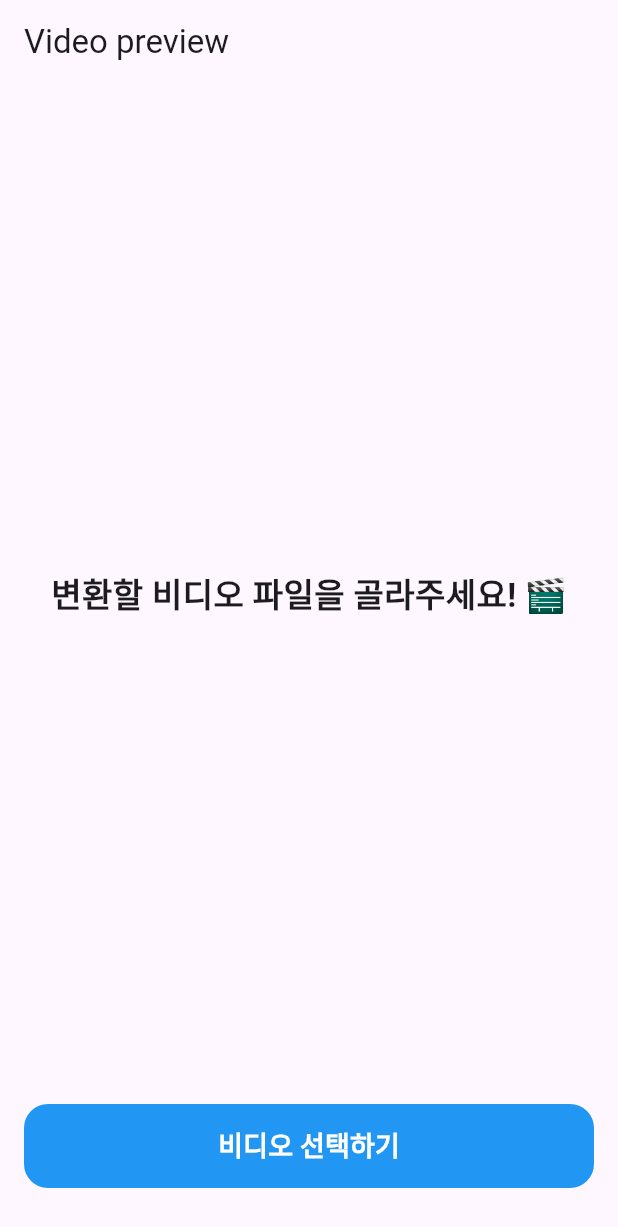
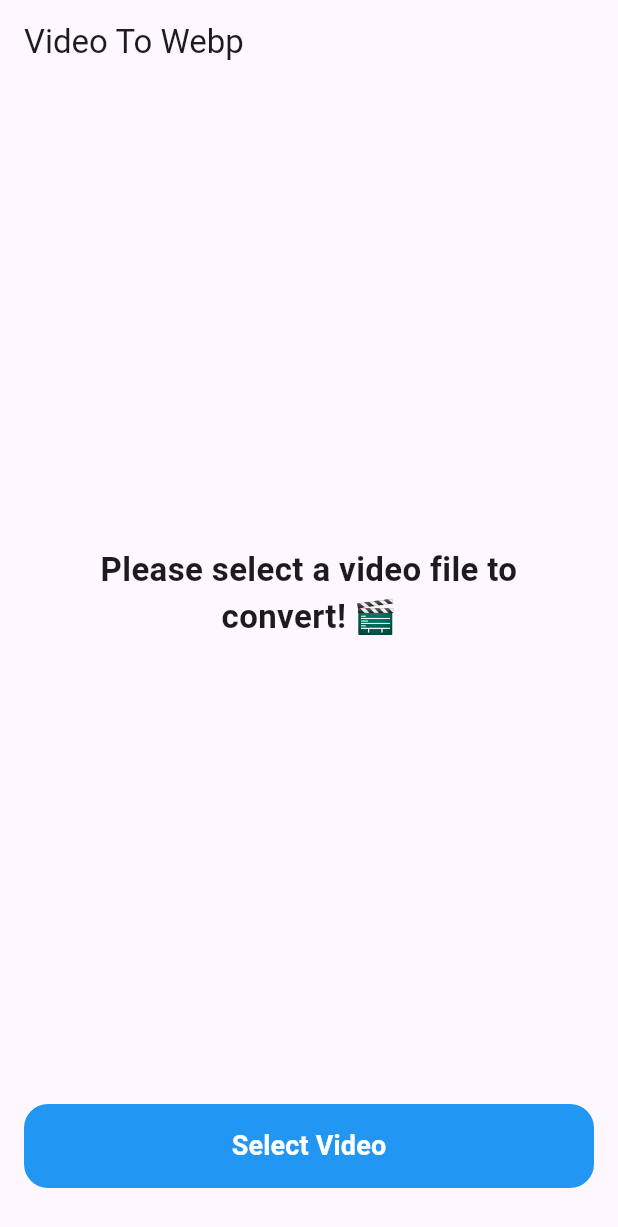
Before and after one commit to idlepoe/video_to_webp, a Flutter app: the screen it shows after launch, on a phone screen of 412 x 824 dp. Shown: the top 1227 px of the screen. Run offline on Flutter 3.47's test engine with Material 3 defaults, Android fonts, the phone set to English and light mode, and no system bars; our stand-ins replace cloud_firestore, firebase_auth, firebase_core, firebase_storage, freezed_annotation, get and 2 more; missing offline and left inert: gallery_saver_plus; accounts and stored records are empty; network calls fail.

Commit message:
중간저장

```diff
--- a/lib/main.dart
+++ b/lib/main.dart
@@ -8,6 +8,7 @@ import 'screens/splash/splash_screen.dart';
 import 'screens/file_select/file_select_screen.dart';
 import 'screens/loading/loading_screen.dart';
 import 'screens/loading/loading_controller.dart';
+import 'translations.dart';
 
 Future<void> main() async {
   try {
@@ -35,7 +36,10 @@ class MyApp extends StatelessWidget {
   @override
   Widget build(BuildContext context) {
     return GetMaterialApp(
-      title: 'Video to WebP',
+      title: 'VideoToWebp',
+      translations: AppTranslations(),
+      locale: Get.deviceLocale,
+      fallbackLocale: Locale('ko', 'KR'),
       theme: ThemeData(
         primarySwatch: Colors.blue,
         visualDensity: VisualDensity.adaptivePlatformDensity,
--- a/lib/screens/file_select/file_select_controller.dart
+++ b/lib/screens/file_select/file_select_controller.dart
@@ -42,7 +42,7 @@ class FileSelectController extends GetxController {
       print('Firebase 초기화 완료');
     } catch (e) {
       print('Firebase 초기화 중 오류 발생: $e');
-      Get.snackbar('오류', '초기화 중 문제가 발생했습니다.');
+      Get.snackbar('Error'.tr, 'Initialization failed.'.tr);
     }
   }
 
@@ -56,7 +56,7 @@ class FileSelectController extends GetxController {
       }
     } catch (e) {
       print('비디오 선택 중 오류 발생: $e');
-      Get.snackbar('오류', '비디오를 선택하는 중 오류가 발생했습니다.');
+      Get.snackbar('Error'.tr, 'An error occurred while selecting the video.'.tr);
     }
   }
 
@@ -78,13 +78,13 @@ class FileSelectController extends GetxController {
   Future<void> uploadAndRequestConvert(ConvertOptions options) async {
     if (!isInitialized.value) {
       print('Firebase가 초기화되지 않음');
-      Get.snackbar('오류', '초기화가 완료되지 않았습니다. 잠시 후 다시 시도해주세요.');
+      Get.snackbar('Error'.tr, 'Initialization is not complete. Please try again later.'.tr);
       return;
     }
 
     if (videoFile.value == null) {
       print('오류: 비디오 파일이 선택되지 않음');
-      Get.snackbar('오류', '비디오 파일을 선택해주세요.');
+      Get.snackbar('Error'.tr, 'Please select a video file.'.tr);
       return;
     }
 
@@ -94,7 +94,7 @@ class FileSelectController extends GetxController {
       final user = FirebaseAuth.instance.currentUser;
       if (user == null) {
         print('오류: 사용자가 로그인되지 않음');
-        Get.snackbar('오류', '로그인이 필요합니다.');
+        Get.snackbar('Error'.tr, 'Login is required.'.tr);
         isUploading.value = false;
         return;
       }
@@ -149,11 +149,7 @@ class FileSelectController extends GetxController {
         print('업로드 중 오류 발생: $uploadError');
         isUploading.value = false;
         uploadPercent.value = 0.0;
-        Get.snackbar(
-          '오류',
-          '파일 업로드 중 문제가 발생했습니다. 다시 시도해주세요.',
-          duration: Duration(seconds: 5),
-        );
+        Get.snackbar('Error'.tr, 'An error occurred during file upload. Please try again.'.tr, duration: Duration(seconds: 5));
       });
 
     } catch (e, stack) {
@@ -161,11 +157,7 @@ class FileSelectController extends GetxController {
       uploadPercent.value = 0.0;
       print('업로드 중 오류 발생: $e');
       print('스택 트레이스: $stack');
-      Get.snackbar(
-        '오류',
-        '파일 업로드 중 문제가 발생했습니다. 다시 시도해주세요.',
-        duration: Duration(seconds: 5),
-      );
+      Get.snackbar('Error'.tr, 'An error occurred during file upload. Please try again.'.tr, duration: Duration(seconds: 5));
     }
   }
 
--- a/lib/screens/file_select/file_select_screen.dart
+++ b/lib/screens/file_select/file_select_screen.dart
@@ -44,20 +44,24 @@ class _FileSelectScreenState extends State<FileSelectScreen> {
     final videoController = controller.videoPlayerController.value;
     final originalWidth = controller.videoWidth.value ?? 0;
     final originalHeight = controller.videoHeight.value ?? 0;
-    final resolutions = <Map<String, dynamic>>[];
+    final aspectRatio = originalWidth / originalHeight;
+    final List<Map<String, dynamic>> resolutions = [];
     resolutions.add({
       'label': 'original (${originalWidth}x${originalHeight})',
       'width': originalWidth,
       'height': originalHeight,
     });
     if (originalHeight > 720) {
-      resolutions.add({'label': '720p (1280x720)', 'width': 1280, 'height': 720});
+      final width = (aspectRatio * 720).round();
+      resolutions.add({'label': '720p (${width}x720)', 'width': width, 'height': 720});
     }
     if (originalHeight > 480) {
-      resolutions.add({'label': '480p (854x480)', 'width': 854, 'height': 480});
+      final width = (aspectRatio * 480).round();
+      resolutions.add({'label': '480p (${width}x480)', 'width': width, 'height': 480});
     }
     if (originalHeight > 320) {
-      resolutions.add({'label': '320p (426x320)', 'width': 426, 'height': 320});
+      final width = (aspectRatio * 320).round();
+      resolutions.add({'label': '320p (${width}x320)', 'width': width, 'height': 320});
     }
     int selectedResolution = 0;
     double fps = 30;
@@ -77,12 +81,19 @@ class _FileSelectScreenState extends State<FileSelectScreen> {
             // 비디오 길이(초) 가져오기
             int duration = controller.videoDuration.value.inSeconds;
             if (duration <= 0) duration = 1; // 0으로 나누기 방지
-            // 비트레이트 계산 (bps)
-            double originalBitrate = (originalFileSize * 8) / duration;
-            // quality에 따른 target 비트레이트 계산
-            double targetBitrate = originalBitrate * (quality / 100);
-            // 최종 예상 용량 계산 (bytes)
-            double estimatedSize = (targetBitrate * duration) / 8;
+            // 해상도, fps, quality 반영한 비트레이트 계산
+            int width = resolutions[selectedResolution]['width'];
+            int height = resolutions[selectedResolution]['height'];
+
+            // 애니메이션 WebP 용량 계산
+            // 1. 기본 프레임 용량 계산 (quality 75 기준)
+            double baseFrameSize = width * height * 0.1; // 기본 프레임당 용량 (bytes) - 0.025에서 0.1로 증가
+            // 2. quality에 따른 가중치 (0.5~1.5)
+            double qualityFactor = (quality / 75) * 0.5;
+            // 3. 프레임 수 계산
+            int totalFrames = (duration * fps).round();
+            // 4. 최종 예상 용량 계산 (모든 프레임의 용량 합산)
+            double estimatedSize = baseFrameSize * qualityFactor * totalFrames;
             String selectedFormat = 'webp';
             String estimatedSizeStr = estimatedSize > 0
                 ? (estimatedSize > 1024 * 1024
@@ -112,9 +123,9 @@ class _FileSelectScreenState extends State<FileSelectScreen> {
                           ),
                         ),
                       ),
-                      Text('변환 옵션', style: TextStyle(fontSize: 20, fontWeight: FontWeight.bold)),
+                      Text('Convert Options'.tr, style: TextStyle(fontSize: 20, fontWeight: FontWeight.bold)),
                       SizedBox(height: 24),
-                      Text('해상도', style: TextStyle(fontSize: 16, fontWeight: FontWeight.w600)),
+                      Text('Resolution'.tr, style: TextStyle(fontSize: 16, fontWeight: FontWeight.w600)),
                       SizedBox(height: 12),
                       Column(
                         children: List.generate(resolutions.length, (i) {
@@ -145,7 +156,7 @@ class _FileSelectScreenState extends State<FileSelectScreen> {
                         }),
                       ),
                       SizedBox(height: 24),
-                      Text('FPS', style: TextStyle(fontSize: 16, fontWeight: FontWeight.w600)),
+                      Text('FPS'.tr, style: TextStyle(fontSize: 16, fontWeight: FontWeight.w600)),
                       Row(
                         children: [
                           Expanded(
@@ -174,7 +185,7 @@ class _FileSelectScreenState extends State<FileSelectScreen> {
                         ],
                       ),
                       SizedBox(height: 24),
-                      Text('Quality', style: TextStyle(fontSize: 16, fontWeight: FontWeight.w600)),
+                      Text('Quality'.tr, style: TextStyle(fontSize: 16, fontWeight: FontWeight.w600)),
                       Row(
                         children: [
                           Expanded(
@@ -203,7 +214,7 @@ class _FileSelectScreenState extends State<FileSelectScreen> {
                         ],
                       ),
                       SizedBox(height: 24),
-                      Text('예상 파일 크기: $estimatedSizeStr', style: TextStyle(fontSize: 16, fontWeight: FontWeight.w600, color: Colors.grey[700])),
+                      Text('Estimated File Size: $estimatedSizeStr'.tr, style: TextStyle(fontSize: 16, fontWeight: FontWeight.w600, color: Colors.grey[700])),
                       SizedBox(height: 32),
                       Row(
                         children: [
@@ -218,7 +229,7 @@ class _FileSelectScreenState extends State<FileSelectScreen> {
                                   foregroundColor: Colors.black,
                                   elevation: 0,
                                 ),
-                                child: Text('취소', style: TextStyle(fontSize: 18, fontWeight: FontWeight.bold)),
+                                child: Text('Cancel'.tr, style: TextStyle(fontSize: 18, fontWeight: FontWeight.bold)),
                               ),
                             ),
                           ),
@@ -244,7 +255,7 @@ class _FileSelectScreenState extends State<FileSelectScreen> {
                                   foregroundColor: Colors.white,
                                   elevation: 0,
                                 ),
-                                child: Text('확인', style: TextStyle(fontSize: 18, fontWeight: FontWeight.bold)),
+                                child: Text('Convert Locally'.tr, style: TextStyle(fontSize: 18, fontWeight: FontWeight.bold)),
                               ),
                             ),
                           ),
@@ -283,7 +294,7 @@ class _FileSelectScreenState extends State<FileSelectScreen> {
                                 ],
                               ),
                               SizedBox(height: 16),
-                              Text('업로드 중...', style: TextStyle(fontSize: 18, fontWeight: FontWeight.bold)),
+                              Text('Uploading...'.tr, style: TextStyle(fontSize: 18, fontWeight: FontWeight.bold)),
                             ],
                           ),
                         ),
@@ -304,7 +315,7 @@ class _FileSelectScreenState extends State<FileSelectScreen> {
   Widget build(BuildContext context) {
     final maxVideoHeight = MediaQuery.of(context).size.height * 0.5;
     return Scaffold(
-      appBar: AppBar(title: Text('Video preview')),
+      appBar: AppBar(title: Text('Video To Webp'.tr)),
       body: Obx(() {
         if (controller.videoFile.value == null) {
           return Column(
@@ -314,7 +325,7 @@ class _FileSelectScreenState extends State<FileSelectScreen> {
                   padding: const EdgeInsets.symmetric(horizontal: 32.0),
                   child: Center(
                     child: Text(
-                      '변환할 비디오 파일을 골라주세요! 🎬',
+                      'Please select a video file to convert! 🎬'.tr,
                       textAlign: TextAlign.center,
                       style: TextStyle(fontSize: 22, fontWeight: FontWeight.bold),
                     ),
@@ -336,7 +347,7 @@ class _FileSelectScreenState extends State<FileSelectScreen> {
                       foregroundColor: Colors.white,
                       elevation: 0,
                     ),
-                    child: Text('비디오 선택하기', style: TextStyle(fontSize: 18, fontWeight: FontWeight.bold)),
+                    child: Text('Select Video'.tr, style: TextStyle(fontSize: 18, fontWeight: FontWeight.bold)),
                   ),
                 ),
               ),
@@ -450,9 +461,9 @@ class _FileSelectScreenState extends State<FileSelectScreen> {
                 child: Column(
                   crossAxisAlignment: CrossAxisAlignment.start,
                   children: [
-                    Text('파일명: ${controller.videoFile.value!.name}'),
-                    Text('해상도: ${controller.videoWidth.value} x ${controller.videoHeight.value}'),
-                    Text('길이: ${controller.videoDuration.value?.inSeconds ?? 0}초'),
+                    Text('File Name: ${controller.videoFile.value!.name}'),
+                    Text('Resolution: ${controller.videoWidth.value} x ${controller.videoHeight.value}'),
+                    Text('Duration: ${controller.videoDuration.value?.inSeconds ?? 0} seconds'),
                   ],
                 ),
               ),
@@ -482,7 +493,7 @@ class _FileSelectScreenState extends State<FileSelectScreen> {
                     foregroundColor: Colors.black,
                     elevation: 0,
                   ),
-                  child: Text('다른 비디오 선택', style: TextStyle(fontSize: 18, fontWeight: FontWeight.bold)),
+                  child: Text('Other Video'.tr, style: TextStyle(fontSize: 18, fontWeight: FontWeight.bold)),
                 ),
               ),
               SizedBox(height: 12),
@@ -499,7 +510,7 @@ class _FileSelectScreenState extends State<FileSelectScreen> {
                     foregroundColor: Colors.white,
                     elevation: 0,
                   ),
-                  child: Text('변환', style: TextStyle(fontSize: 18, fontWeight: FontWeight.bold)),
+                  child: Text('Convert'.tr, style: TextStyle(fontSize: 18, fontWeight: FontWeight.bold)),
                 ),
               ),
             ],
--- a/lib/screens/loading/loading_controller.dart
+++ b/lib/screens/loading/loading_controller.dart
@@ -50,7 +50,7 @@ class LoadingController extends GetxController {
     } else if (status == 'error') {
       print('이미 오류 상태!');
       Get.back();
-      Get.snackbar('오류', '변환 중 오류가 발생했습니다.');
+      Get.snackbar('Error'.tr, 'An error occurred during conversion.'.tr);
       return;
     }
 
@@ -74,7 +74,7 @@ class LoadingController extends GetxController {
       } else if (status == 'error') {
         print('변환 오류 감지!');
         Get.back();
-        Get.snackbar('오류', '변환 중 오류가 발생했습니다.');
+        Get.snackbar('Error'.tr, 'An error occurred during conversion.'.tr);
       }
     }, onError: (e) {
       print('Firestore listen 에러: $e');
--- a/lib/screens/loading/loading_screen.dart
+++ b/lib/screens/loading/loading_screen.dart
@@ -6,7 +6,7 @@ class LoadingScreen extends GetView<LoadingController> {
   @override
   Widget build(BuildContext context) {
     return Scaffold(
-      appBar: AppBar(title: Text('변환 중...')),
+      appBar: AppBar(title: Text('Converting...'.tr)),
       body: Center(
         child: Obx(() => Column(
           mainAxisAlignment: MainAxisAlignment.center,
@@ -31,7 +31,12 @@ class LoadingScreen extends GetView<LoadingController> {
               ],
             ),
             SizedBox(height: 24),
-            Text('변환 중...', style: TextStyle(fontSize: 18, fontWeight: FontWeight.bold)),
+            Text('Converting...'.tr, style: TextStyle(fontSize: 18, fontWeight: FontWeight.bold)),
+            SizedBox(height: 12),
+            Text('The progress bar is an estimate. Actual conversion speed may vary.'.tr, style: TextStyle(fontSize: 14, color: Colors.grey[600])),
+            SizedBox(height: 12),
+            if (controller.progress.value < 99)
+              Text('Still working hard on your video! 🚀'.tr, style: TextStyle(fontSize: 14, color: Colors.blue)),
           ],
         )),
       ),
--- a/lib/screens/splash/splash_screen.dart
+++ b/lib/screens/splash/splash_screen.dart
@@ -13,7 +13,7 @@ class SplashScreen extends StatelessWidget {
           mainAxisAlignment: MainAxisAlignment.center,
           children: [
             Text(
-              'Video to WebP',
+              'Video to WebP'.tr,
               style: TextStyle(
                 fontSize: 24,
                 fontWeight: FontWeight.bold,
--- /dev/null
+++ b/lib/translations.dart
@@ -0,0 +1,93 @@
+import 'package:get/get.dart';
+
+class AppTranslations extends Translations {
+  @override
+  Map<String, Map<String, String>> get keys => {
+    'en_US': {
+      'Convert Options': 'Convert Options',
+      'Resolution': 'Resolution',
+      'FPS': 'FPS',
+      'Quality': 'Quality',
+      'Estimated File Size:': 'Estimated File Size:',
+      'Cancel': 'Cancel',
+      'Confirm': 'Confirm',
+      'Convert Locally': 'Convert Locally',
+      'Video To Webp': 'Video To Webp',
+      'Please select a video file to convert! 🎬': 'Please select a video file to convert! 🎬',
+      'Select Video': 'Select Video',
+      'Other Video': 'Other Video',
+      'Convert': 'Convert',
+      'Conversion Complete': 'Conversion Complete',
+      'Conversion is complete!': 'Conversion is complete!',
+      'Home': 'Home',
+      'Download': 'Download',
+      'Loading...': 'Loading...',
+      'Converting...': 'Converting...',
+      'Uploading...': 'Uploading...',
+      'File Name:': 'File Name:',
+      'Resolution:': 'Resolution:',
+      'Duration:': 'Duration:',
+      'seconds': 'seconds',
+      'Download Error': 'Download Error',
+      'No download link available.': 'No download link available.',
+      'Success': 'Success',
+      'Saved to gallery.': 'Saved to gallery.',
+      'Failure': 'Failure',
+      'Failed to save to gallery.': 'Failed to save to gallery.',
+      'Error': 'Error',
+      'An error occurred during download:': 'An error occurred during download:',
+      'An error occurred during conversion.': 'An error occurred during conversion.',
+      'Initialization failed.': 'Initialization failed.',
+      'An error occurred while selecting the video.': 'An error occurred while selecting the video.',
+      'Initialization is not complete. Please try again later.': 'Initialization is not complete. Please try again later.',
+      'Please select a video file.': 'Please select a video file.',
+      'Login is required.': 'Login is required.',
+      'An error occurred during file upload. Please try again.': 'An error occurred during file upload. Please try again.',
+      'The progress bar is an estimate. Actual conversion speed may vary.': 'The progress bar is an estimate. Actual conversion speed may vary.',
+      'Still working hard on your video! 🚀': 'Still working hard on your video! 🚀',
+    },
+    'ko_KR': {
+      'Convert Options': '변환 옵션',
+      'Resolution': '해상도',
+      'FPS': 'FPS',
+      'Quality': 'Quality',
+      'Estimated File Size:': '예상 파일 크기:',
+      'Cancel': '취소',
+      'Confirm': '확인',
+      'Convert Locally': '로컬 변환',
+      'Video To Webp': '비디오 미리보기',
+      'Please select a video file to convert! 🎬': '변환할 비디오 파일을 골라주세요! 🎬',
+      'Select Video': '비디오 선택하기',
+      'Other Video': '다른 비디오 선택',
+      'Convert': '변환',
+      'Conversion Complete': '변환 완료',
+      'Conversion is complete!': '변환이 완료되었어요!',
+      'Home': '처음으로',
+      'Download': '다운로드',
+      'Loading...': '로딩 중...',
+      'Converting...': '변환 중...',
+      'Uploading...': '업로드 중...',
+      'File Name:': '파일명:',
+      'Resolution:': '해상도:',
+      'Duration:': '길이:',
+      'seconds': '초',
+      'Download Error': '다운로드 오류',
+      'No download link available.': '다운로드 링크가 없습니다.',
+      'Success': '성공',
+      'Saved to gallery.': '갤러리에 저장되었습니다.',
+      'Failure': '실패',
+      'Failed to save to gallery.': '갤러리 저장에 실패했습니다.',
+      'Error': '오류',
+      'An error occurred during download:': '다운로드 중 오류가 발생했습니다:',
+      'An error occurred during conversion.': '변환 중 오류가 발생했습니다.',
+      'Initialization failed.': '초기화 중 문제가 발생했습니다.',
+      'An error occurred while selecting the video.': '비디오를 선택하는 중 오류가 발생했습니다.',
+      'Initialization is not complete. Please try again later.': '초기화가 완료되지 않았습니다. 잠시 후 다시 시도해주세요.',
+      'Please select a video file.': '비디오 파일을 선택해주세요.',
+      'Login is required.': '로그인이 필요합니다.',
+      'An error occurred during file upload. Please try again.': '파일 업로드 중 문제가 발생했습니다. 다시 시도해주세요.',
+      'The progress bar is an estimate. Actual conversion speed may vary.': '진행률은 예측값입니다. 실제 변환 속도와 다를 수 있습니다.',
+      'Still working hard on your video! 🚀': '여전히 열심히 변환 중입니다! 🚀',
+    }
+  };
+}
```
Also changed, not shown: lib/screens/convert_complete/convert_complete_controller.dart (+16 -4 lines), lib/screens/convert_complete/convert_complete_screen.dart (+5 -5 lines), pubspec.yaml (+28 -45 lines), assets/icon/icon.png (added), 21 other files.
